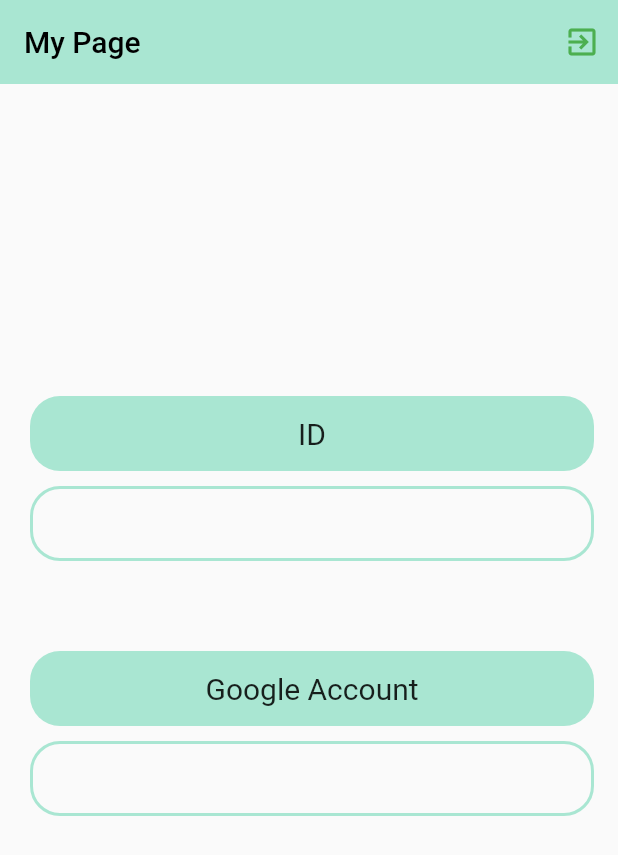
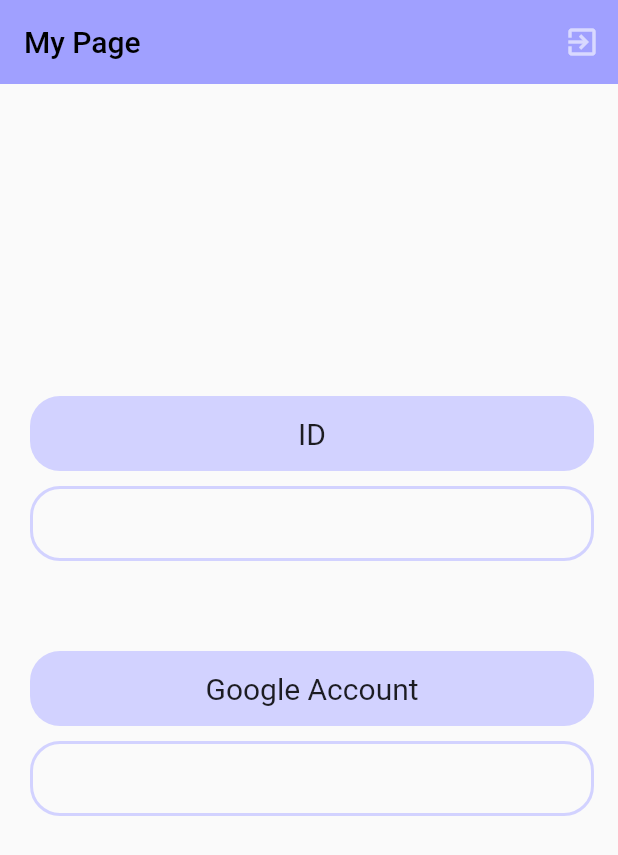
Before and after one commit to SongJihyeon/mobile_app_team, a Flutter app: the ProfilePage screen opened directly, on a phone screen of 412 x 824 dp. Shown: the top 855 px of the screen. Run offline on Flutter 3.47's test engine with Material 2 defaults, Android fonts, the phone set to English and light mode, and no system bars; our stand-ins replace cloud_firestore, firebase_auth, firebase_core, flutter_form_builder, flutter_swiper, google_maps_flutter and 1 more; missing offline and left inert: xml2json; accounts and stored records are empty; network calls fail.

Commit message:
theme + favorite

```diff
--- a/lib/app.dart
+++ b/lib/app.dart
@@ -8,6 +8,11 @@ class ShowApp extends StatelessWidget {
   Widget build(BuildContext context) {
     return MaterialApp(
       title: 'Show information',
+      theme: ThemeData(
+        appBarTheme: AppBarTheme(
+          color: const Color(0xFFA0A0FF),
+        ),
+      ),
       home: const LoginPage(),
       initialRoute: '/login',
       onGenerateRoute: _getRoute,
--- a/lib/date.dart
+++ b/lib/date.dart
@@ -37,7 +37,7 @@ class DatePageState extends State<DatePage>{
                    Radius.circular(10),
                  ),
                  border: Border.all(
-                   color: Color(0xFFA5E1F2),
+                   color: Color(0xFFD2D2FF),
                    width: 2,
                  ),
                ),
--- a/lib/home.dart
+++ b/lib/home.dart
@@ -35,7 +35,7 @@ class HomePageState extends State<HomePage> {
     return Scaffold(
       bottomNavigationBar: BottomNavigationBar(
         type: BottomNavigationBarType.fixed,
-        backgroundColor: Color(0xFFA5E1F2),
+        backgroundColor: Color(0xFFA0A0FF),
         //fixedColor: Colors.lightBlue,
         items: const <BottomNavigationBarItem>[
           BottomNavigationBarItem(
@@ -61,7 +61,7 @@ class HomePageState extends State<HomePage> {
           ),
         ],
         currentIndex: _selectedIndex,
-        selectedItemColor: Colors.amber[800],
+        selectedItemColor: Colors.white60,
         onTap: onItemTapped,
       ),
 
--- a/lib/profile.dart
+++ b/lib/profile.dart
@@ -18,13 +18,12 @@ class ProfilePageState extends State<ProfilePage>{
         elevation: 0,
         automaticallyImplyLeading: false,
         title: Text('My Page', style: TextStyle(color:Colors.black)),
-        backgroundColor: Color(0xFFA9E6D2),
         actions: <Widget>[
           IconButton(
             icon: const Icon(
               Icons.exit_to_app,
               semanticLabel: 'logout',
-              color: Colors.green,
+              color: Colors.white60,
             ),
             onPressed: () {
               FirebaseAuth.instance.signOut();
@@ -48,7 +47,7 @@ class ProfilePageState extends State<ProfilePage>{
                   width: 380,
                   alignment: Alignment.center,
                   decoration: BoxDecoration(
-                    color: Color(0xFFA9E6D2),
+                    color: Color(0xFFD2D2FF),
                     borderRadius: BorderRadius.all(
                       Radius.circular(20),
                     )
@@ -71,7 +70,7 @@ class ProfilePageState extends State<ProfilePage>{
                       Radius.circular(20),
                     ),
                   border: Border.all(
-                    color: Color(0xFFA9E6D2),
+                    color: Color(0xFFD2D2FF),
                     width: 2,
                   ),
                 ),
@@ -90,7 +89,7 @@ class ProfilePageState extends State<ProfilePage>{
                 width: 380,
                 alignment: Alignment.center,
                 decoration: BoxDecoration(
-                    color: Color(0xFFA9E6D2),
+                    color: Color(0xFFD2D2FF),
                     borderRadius: BorderRadius.all(
                       Radius.circular(20),
                     )
@@ -114,7 +113,7 @@ class ProfilePageState extends State<ProfilePage>{
                     Radius.circular(20),
                   ),
                   border: Border.all(
-                    color: Color(0xFFA9E6D2),
+                    color: Color(0xFFD2D2FF),
                     width: 2,
                   ),
                 ),
```
Also changed, not shown: lib/favorite.dart (+39 -24 lines).
